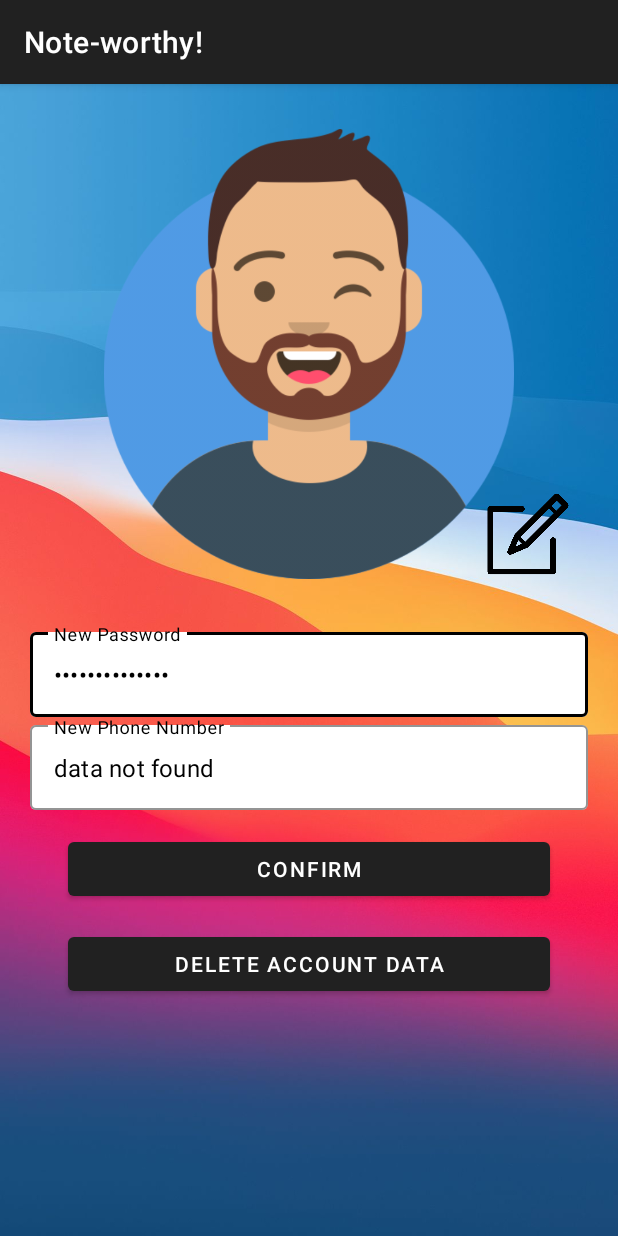
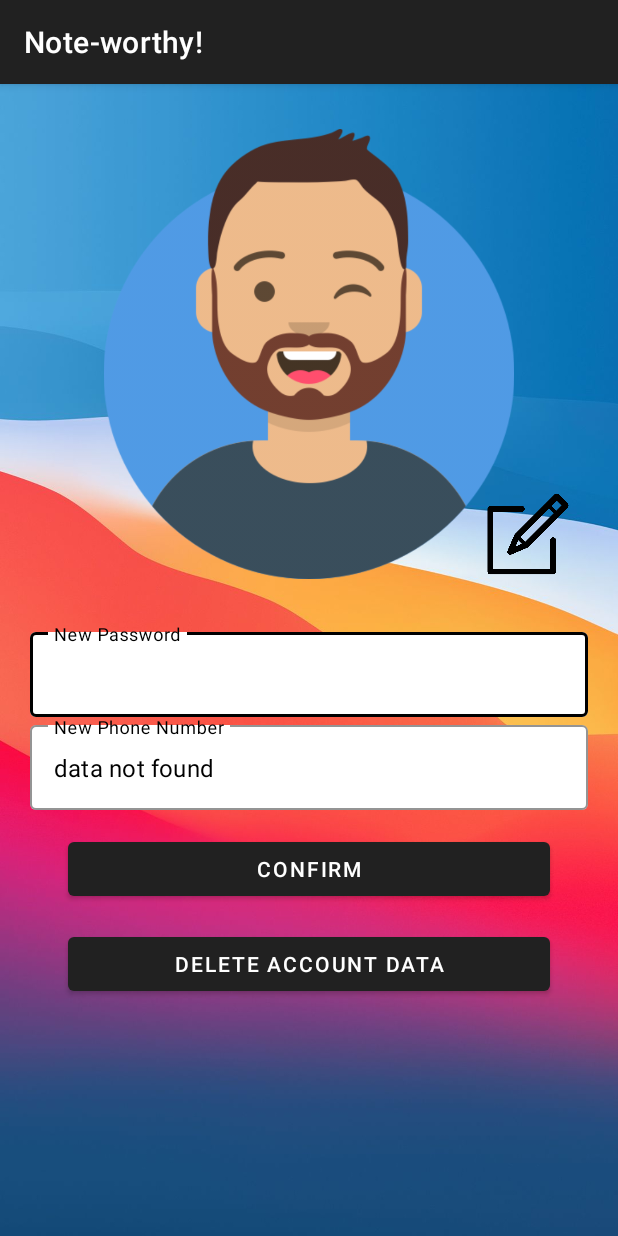
Before and after one commit to kareemtawab/AndroidStudioProjects, an Android app: the EditProfileActivity screen opened directly, with no data from a screen before it, on a phone screen of 412 x 824 dp. Run offline under Robolectric (Android 15) with nearby library versions, the light colour scheme and no system bars.

Commit message:
Main Project 1 Added

```diff
--- a/MiniProject12/app/src/main/java/com/kareem/miniproject1/EditProfileActivity.java
+++ b/MiniProject12/app/src/main/java/com/kareem/miniproject1/EditProfileActivity.java
@@ -33,7 +33,7 @@ public class EditProfileActivity extends AppCompatActivity {
         phoneTF = findViewById(R.id.newphonefield);
 
         SharedPreferences preferences = getSharedPreferences("user_data", MODE_PRIVATE);
-        passwordTF.getEditText().setText(preferences.getString("sp-password", "data not found"));
+        //passwordTF.getEditText().setText(preferences.getString("sp-password", "data not found"));
         phoneTF.getEditText().setText(preferences.getString("sp-phone", "data not found"));
 
         Button confirmBtn = findViewById(R.id.confirmbutton);
@@ -71,7 +71,7 @@ public class EditProfileActivity extends AppCompatActivity {
                                 in.putExtra("input_password", "");
                                 in.putExtra("input_phone", "");
                                 startActivity(in);
-                                finish();
+                                finishAffinity();
                             }
                         }).setNegativeButton("No", null)
                         .show();
--- a/MiniProject12/app/src/main/java/com/kareem/miniproject1/NoteDAO.java
+++ b/MiniProject12/app/src/main/java/com/kareem/miniproject1/NoteDAO.java
@@ -14,4 +14,7 @@ public interface NoteDAO {
 
     @Query("select * from notes_table")
     List<Notes> getAllNotes();
+
+    @Query("select * from notes_table where isFav")
+    List<Notes> getOnlyFav();
 }
--- a/MiniProject12/app/src/main/res/layout/activity_main.xml
+++ b/MiniProject12/app/src/main/res/layout/activity_main.xml
@@ -29,7 +29,8 @@
         android:layout_width="match_parent"
         android:layout_height="wrap_content"
         android:layout_alignParentBottom="true"
-        app:itemTextAppearanceInactive="@color/grey"
+        android:outlineAmbientShadowColor="@color/grey"
+        android:outlineSpotShadowColor="@color/grey"
         android:background="@color/white"
         app:menu="@menu/bottomnavmenu"
         />
--- a/MiniProject12/app/src/main/res/values/themes.xml
+++ b/MiniProject12/app/src/main/res/values/themes.xml
@@ -5,8 +5,8 @@
         <item name="colorPrimaryVariant">@color/black</item>
         <item name="colorOnPrimary">@color/white</item>
         <!-- Secondary brand color. -->
-        <item name="colorSecondary">@color/red</item>
-        <item name="colorSecondaryVariant">@color/red</item>
+        <item name="colorSecondary">@color/black</item>
+        <item name="colorSecondaryVariant">@color/black</item>
         <item name="colorOnSecondary">@color/black</item>
         <!-- Status bar color. -->
         <item name="android:statusBarColor">?attr/colorPrimaryVariant</item>
```
Also changed, not shown: MiniProject12/app/src/main/java/com/kareem/miniproject1/FavoritesFragment.java (+4 -10 lines).
